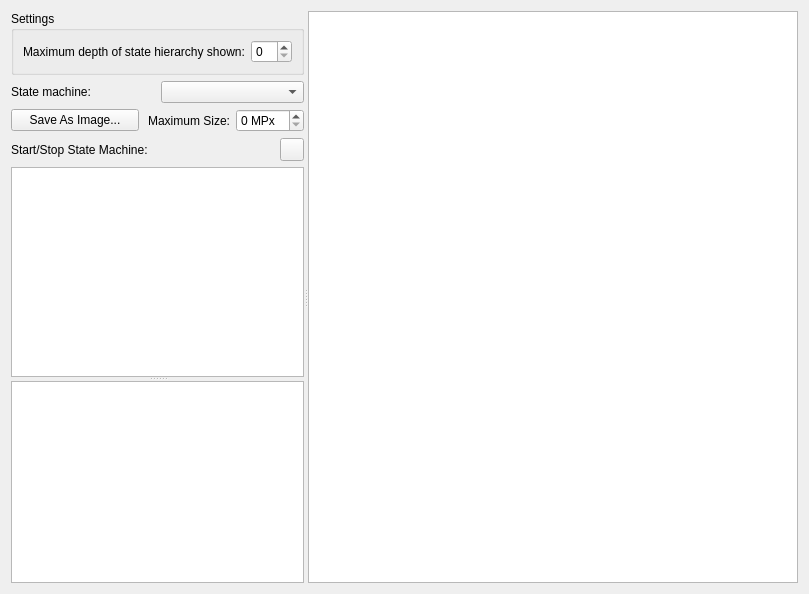
First picture: the form in plugins/statemachineviewer/statemachineviewer.ui, repository KDAB/GammaRay, before the edit.
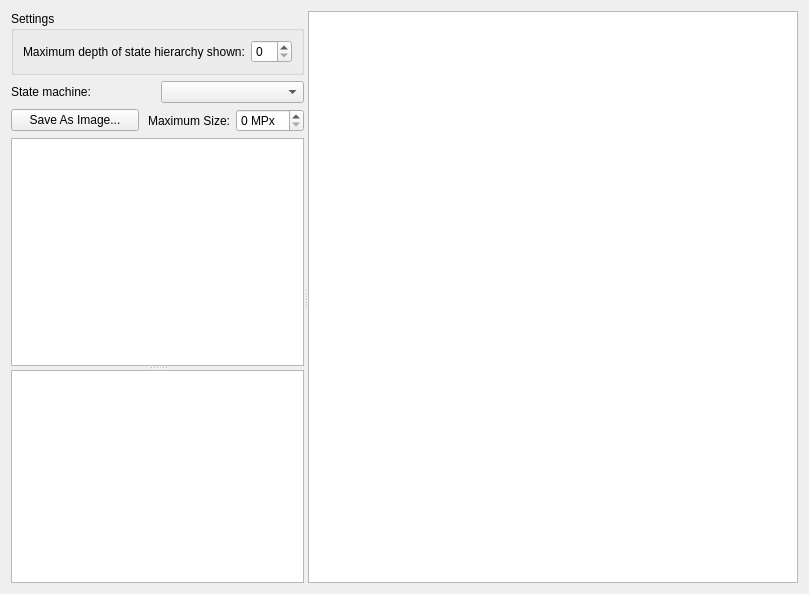
Second picture: the form after the edit. Custom widgets are drawn as their Qt base class.

Commit message:
Turn start/stop button into an action.
Further de-clutters the left sidebar by removing rare functionality to the
action menu.

Patch:
```diff
--- a/plugins/statemachineviewer/statemachineviewer.ui
+++ b/plugins/statemachineviewer/statemachineviewer.ui
@@ -20,7 +20,7 @@
       <property name="orientation">
        <enum>Qt::Vertical</enum>
       </property>
-      <widget class="QWidget" name="">
+      <widget class="QWidget" name="layoutWidget">
        <layout class="QVBoxLayout" name="verticalLayout">
         <item>
          <widget class="QGroupBox" name="depthGroupBox">
@@ -109,43 +109,6 @@
           </item>
          </layout>
         </item>
-        <item>
-         <layout class="QHBoxLayout" name="horizontalLayout_3">
-          <item>
-           <widget class="QLabel" name="label">
-            <property name="text">
-             <string>Start/Stop State Machine:</string>
-            </property>
-            <property name="buddy">
-             <cstring>startStopButton</cstring>
-            </property>
-           </widget>
-          </item>
-          <item>
-           <spacer name="horizontalSpacer">
-            <property name="orientation">
-             <enum>Qt::Horizontal</enum>
-            </property>
-            <property name="sizeHint" stdset="0">
-             <size>
-              <width>40</width>
-              <height>20</height>
-             </size>
-            </property>
-           </spacer>
-          </item>
-          <item>
-           <widget class="QToolButton" name="startStopButton">
-            <property name="text">
-             <string/>
-            </property>
-            <property name="checkable">
-             <bool>true</bool>
-            </property>
-           </widget>
-          </item>
-         </layout>
-        </item>
         <item>
          <widget class="QTreeView" name="singleStateMachineView">
           <property name="uniformRowHeights">
```
Left out of the diff: 5 changed lines with no effect on the pictures. The commit also changes 2 other files.
